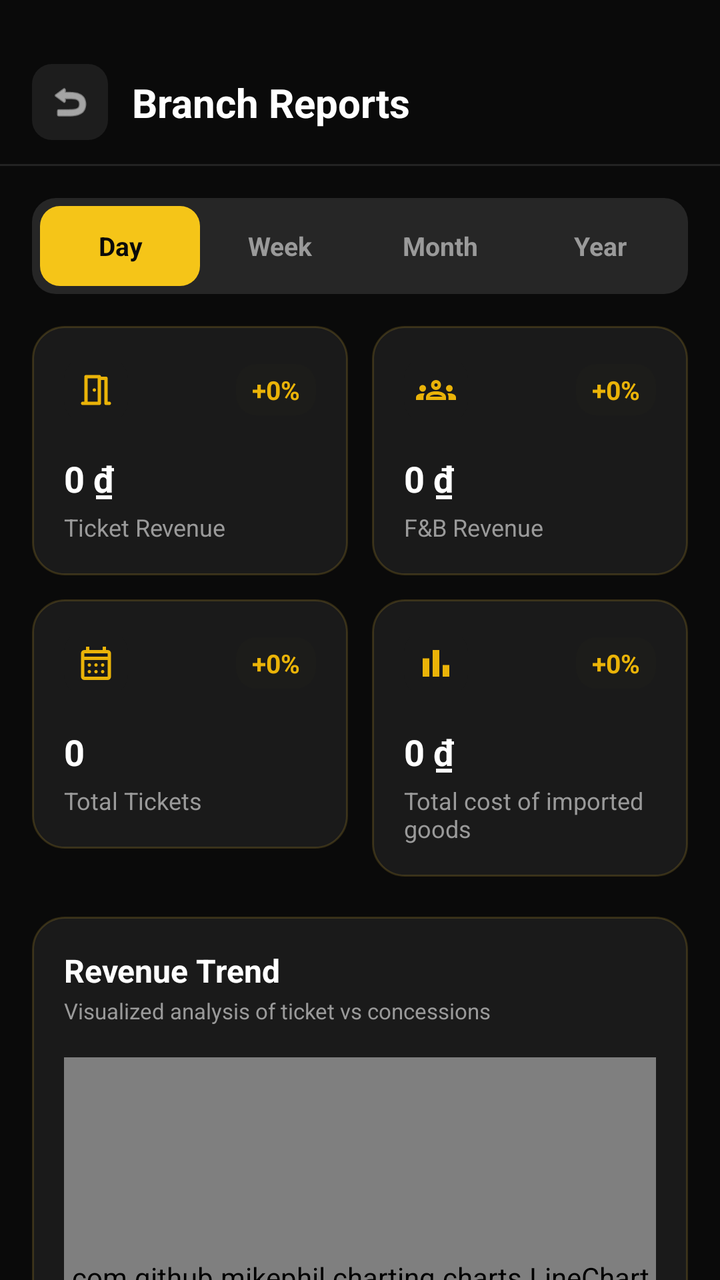
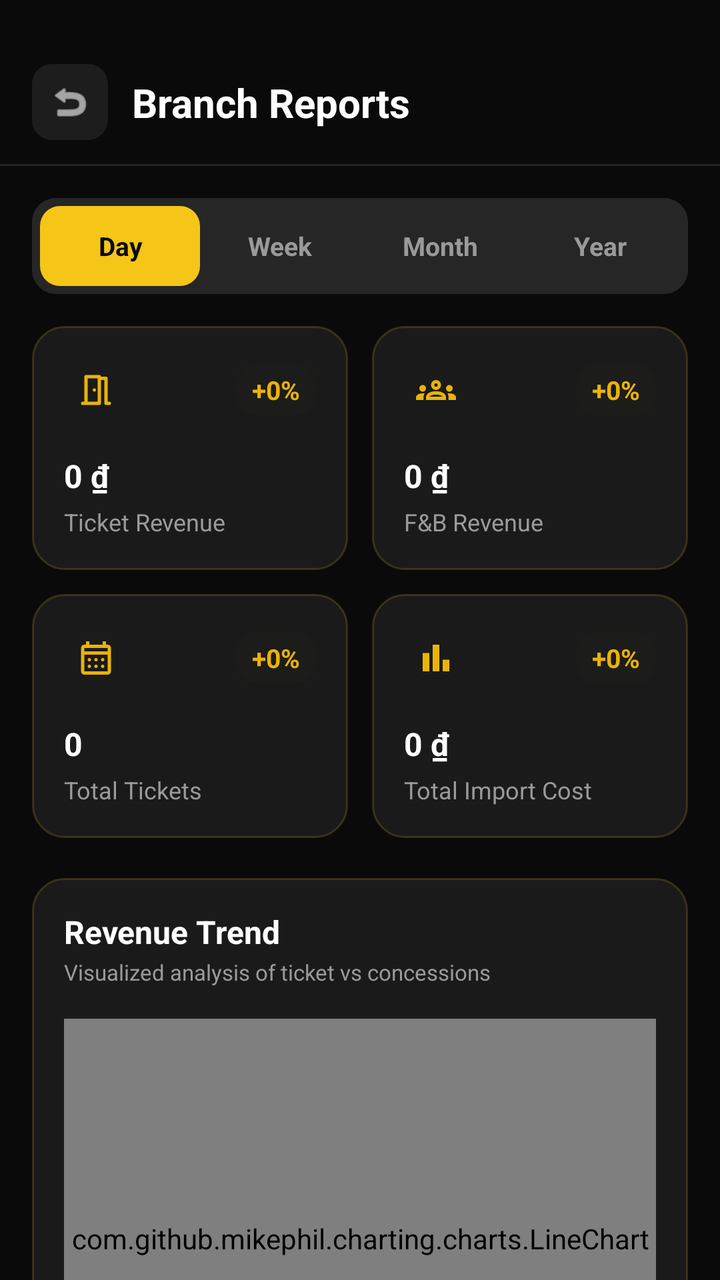

An Android layout rendered at two revisions. The XML below is the earlier revision; the diff shows what the commit changed to produce the second picture.
<!-- AndroidManifest.xml: application theme Theme.Moviebookingapp -->
<!-- res/layout/fragment_manager_report.xml -->
<?xml version="1.0" encoding="utf-8"?>
<androidx.constraintlayout.widget.ConstraintLayout
    xmlns:android="http://schemas.android.com/apk/res/android"
    xmlns:app="http://schemas.android.com/apk/res-auto"
    android:id="@+id/layoutManagerReport"
    android:layout_width="match_parent"
    android:layout_height="match_parent"
    android:background="@color/bg_primary">

    <androidx.constraintlayout.widget.ConstraintLayout
        android:layout_width="match_parent"
        android:layout_height="match_parent">

        
        <androidx.constraintlayout.widget.ConstraintLayout
            android:id="@+id/headerLayoutReport"
            android:layout_width="match_parent"
            android:layout_height="wrap_content"
            android:paddingHorizontal="16dp"
            android:paddingTop="32dp"
            android:paddingBottom="12dp"
            app:layout_constraintTop_toTopOf="parent"
            app:layout_constraintStart_toStartOf="parent"
            app:layout_constraintEnd_toEndOf="parent">

            <ImageView
                android:id="@+id/ivBack"
                android:layout_width="38dp"
                android:layout_height="38dp"
                android:background="@drawable/bg_circle_glass"
                android:padding="8dp"
                android:src="@android:drawable/ic_menu_revert"
                app:tint="@color/text_primary"
                app:layout_constraintStart_toStartOf="parent"
                app:layout_constraintTop_toTopOf="parent"
                app:layout_constraintBottom_toBottomOf="parent"/>

            <LinearLayout
                android:layout_width="wrap_content"
                android:layout_height="wrap_content"
                android:orientation="vertical"
                android:layout_marginStart="12dp"
                app:layout_constraintStart_toEndOf="@id/ivBack"
                app:layout_constraintTop_toTopOf="parent"
                app:layout_constraintBottom_toBottomOf="parent">

                <TextView
                    android:layout_width="wrap_content"
                    android:layout_height="wrap_content"
                    android:text="@string/auto_str_branch_reports"
                    android:textColor="@color/text_primary"
                    android:textSize="20sp"
                    android:textStyle="bold" />
            </LinearLayout>
        </androidx.constraintlayout.widget.ConstraintLayout>

        
        <View
            android:id="@+id/headerDivider"
            android:layout_width="match_parent"
            android:layout_height="1dp"
            android:background="@color/auto_color_1AFFFFFF"
            app:layout_constraintTop_toBottomOf="@id/headerLayoutReport"
            app:layout_constraintStart_toStartOf="parent"
            app:layout_constraintEnd_toEndOf="parent" />

        
        <LinearLayout
            android:id="@+id/tabsLayout"
            android:layout_width="match_parent"
            android:layout_height="48dp"
            android:orientation="horizontal"
            android:background="@drawable/bg_tab_container"
            android:layout_margin="16dp"
            android:padding="4dp"
            android:weightSum="4"
            app:layout_constraintTop_toBottomOf="@id/headerDivider"
            app:layout_constraintStart_toStartOf="parent"
            app:layout_constraintEnd_toEndOf="parent">

            <TextView
                android:id="@+id/btnDayReport"
                android:layout_width="0dp"
                android:layout_height="match_parent"
                android:layout_weight="1"
                android:background="@drawable/bg_tab_active_gold"
                android:text="@string/auto_str_day"
                android:textColor="@color/bg_primary"
                android:textStyle="bold"
                android:textSize="13sp"
                android:gravity="center"/>

            <TextView
                android:id="@+id/btnWeekReport"
                android:layout_width="0dp"
                android:layout_height="match_parent"
                android:layout_weight="1"
                android:background="@android:color/transparent"
                android:text="@string/auto_str_week"
                android:textColor="@color/text_secondary"
                android:textStyle="bold"
                android:textSize="13sp"
                android:gravity="center"/>

            <TextView
                android:id="@+id/btnMonthReport"
                android:layout_width="0dp"
                android:layout_height="match_parent"
                android:layout_weight="1"
                android:background="@android:color/transparent"
                android:text="@string/auto_str_month"
                android:textColor="@color/text_secondary"
                android:textStyle="bold"
                android:textSize="13sp"
                android:gravity="center"/>

            <TextView
                android:id="@+id/btnYearReport"
                android:layout_width="0dp"
                android:layout_height="match_parent"
                android:layout_weight="1"
                android:background="@android:color/transparent"
                android:text="@string/auto_str_year"
                android:textColor="@color/text_secondary"
                android:textStyle="bold"
                android:textSize="13sp"
                android:gravity="center"/>
        </LinearLayout>

        
        <androidx.core.widget.NestedScrollView
            android:layout_width="match_parent"
            android:layout_height="0dp"
            android:fillViewport="true"
            android:overScrollMode="never"
            app:layout_constraintTop_toBottomOf="@id/tabsLayout"
            app:layout_constraintBottom_toBottomOf="parent"
            app:layout_constraintStart_toStartOf="parent"
            app:layout_constraintEnd_toEndOf="parent">

            <LinearLayout
                android:layout_width="match_parent"
                android:layout_height="wrap_content"
                android:orientation="vertical">

                
                <GridLayout
                    android:layout_width="match_parent"
                    android:layout_height="wrap_content"
                    android:columnCount="2"
                    android:rowCount="2"
                    android:padding="10dp">

                    
                    <LinearLayout
                        android:layout_width="0dp"
                        android:layout_height="wrap_content"
                        android:layout_columnWeight="1"
                        android:layout_margin="6dp"
                        android:background="@drawable/bg_card_dark"
                        android:orientation="vertical"
                        android:padding="16dp">

                        <RelativeLayout
                            android:layout_width="match_parent"
                            android:layout_height="wrap_content">
                            <View
                                android:layout_width="32dp"
                                android:layout_height="32dp"
                                android:background="@drawable/bg_circle_glass"
                                android:backgroundTint="@color/auto_color_1A000000" />
                            <ImageView
                                android:layout_width="20dp"
                                android:layout_height="20dp"
                                android:layout_margin="6dp"
                                android:src="@drawable/ic_room"
                                app:tint="@color/color_gold"/>
                            <TextView
                                android:id="@+id/txtTicketRevenueGrowth"
                                android:layout_width="wrap_content"
                                android:layout_height="wrap_content"
                                android:layout_alignParentEnd="true"
                                android:layout_centerVertical="true"
                                android:background="@drawable/bg_circle_glass"
                                android:backgroundTint="@color/auto_color_1A10B981"
                                android:paddingHorizontal="8dp"
                                android:paddingVertical="4dp"
                                android:text="@string/auto_str_0"
                                android:textColor="@color/auto_color_10B981"
                                android:textSize="13sp"
                                android:textStyle="bold"/>
                        </RelativeLayout>

                        <TextView
                            android:id="@+id/txtTicketRevenue"
                            android:layout_width="wrap_content"
                            android:layout_height="wrap_content"
                            android:text="@string/auto_str_0_1"
                            android:textColor="@color/text_primary"
                            android:textSize="18sp"
                            android:textStyle="bold"
                            android:layout_marginTop="16dp"/>
                        <TextView
                            android:layout_width="wrap_content"
                            android:layout_height="wrap_content"
                            android:text="@string/auto_str_ticket_revenue"
                            android:textColor="@color/text_secondary"
                            android:textSize="12sp"
                            android:layout_marginTop="4dp"/>
                    </LinearLayout>

                    
                    <LinearLayout
                        android:layout_width="0dp"
                        android:layout_height="wrap_content"
                        android:layout_columnWeight="1"
                        android:layout_margin="6dp"
                        android:background="@drawable/bg_card_dark"
                        android:orientation="vertical"
                        android:padding="16dp">

                        <RelativeLayout
                            android:layout_width="match_parent"
                            android:layout_height="wrap_content">
                            <View
                                android:layout_width="32dp"
                                android:layout_height="32dp"
                                android:background="@drawable/bg_circle_glass"
                                android:backgroundTint="@color/auto_color_1A000000" />
                            <ImageView
                                android:layout_width="20dp"
                                android:layout_height="20dp"
                                android:layout_margin="6dp"
                                android:src="@drawable/ic_staff"
                                app:tint="@color/color_gold"/>
                            <TextView
                                android:id="@+id/txtFbRevenueGrowth"
                                android:layout_width="wrap_content"
                                android:layout_height="wrap_content"
                                android:layout_alignParentEnd="true"
                                android:layout_centerVertical="true"
                                android:background="@drawable/bg_circle_glass"
                                android:backgroundTint="@color/auto_color_1A10B981"
                                android:paddingHorizontal="8dp"
                                android:paddingVertical="4dp"
                                android:text="@string/auto_str_0_2"
                                android:textColor="@color/auto_color_10B981"
                                android:textSize="13sp"
                                android:textStyle="bold"/>
                        </RelativeLayout>

                        <TextView
                            android:id="@+id/txtFbRevenue"
                            android:layout_width="wrap_content"
                            android:layout_height="wrap_content"
                            android:text="@string/auto_str_0_3"
                            android:textColor="@color/text_primary"
                            android:textSize="18sp"
                            android:textStyle="bold"
                            android:layout_marginTop="16dp"/>
                        <TextView
                            android:layout_width="wrap_content"
                            android:layout_height="wrap_content"
                            android:text="@string/auto_str_f_amp_b_revenue"
                            android:textColor="@color/text_secondary"
                            android:textSize="12sp"
                            android:layout_marginTop="4dp"/>
                    </LinearLayout>

                    
                    <LinearLayout
                        android:layout_width="0dp"
                        android:layout_height="wrap_content"
                        android:layout_columnWeight="1"
                        android:layout_margin="6dp"
                        android:background="@drawable/bg_card_dark"
                        android:orientation="vertical"
                        android:padding="16dp">

                        <RelativeLayout
                            android:layout_width="match_parent"
                            android:layout_height="wrap_content">
                            <View
                                android:layout_width="32dp"
                                android:layout_height="32dp"
                                android:background="@drawable/bg_circle_glass"
                                android:backgroundTint="@color/auto_color_1A000000" />
                            <ImageView
                                android:layout_width="20dp"
                                android:layout_height="20dp"
                                android:layout_margin="6dp"
                                android:src="@drawable/ic_calendar_month_24"
                                app:tint="@color/color_gold"/>
                            <TextView
                                android:id="@+id/txtTotalTicketsGrowth"
                                android:layout_width="wrap_content"
                                android:layout_height="wrap_content"
                                android:layout_alignParentEnd="true"
                                android:layout_centerVertical="true"
                                android:background="@drawable/bg_circle_glass"
                                android:backgroundTint="@color/auto_color_1A10B981"
                                android:paddingHorizontal="8dp"
                                android:paddingVertical="4dp"
                                android:text="@string/auto_str_0_4"
                                android:textColor="@color/auto_color_10B981"
                                android:textSize="13sp"
                                android:textStyle="bold"/>
                        </RelativeLayout>

                        <TextView
                            android:id="@+id/txtTotalTickets"
                            android:layout_width="wrap_content"
                            android:layout_height="wrap_content"
                            android:text="@string/auto_str_0_5"
                            android:textColor="@color/text_primary"
                            android:textSize="18sp"
                            android:textStyle="bold"
                            android:layout_marginTop="16dp"/>
                        <TextView
                            android:layout_width="wrap_content"
                            android:layout_height="wrap_content"
                            android:text="@string/auto_str_total_tickets"
                            android:textColor="@color/text_secondary"
                            android:textSize="12sp"
                            android:layout_marginTop="4dp"/>
                    </LinearLayout>

                    
                    <LinearLayout
                        android:layout_width="0dp"
                        android:layout_height="wrap_content"
                        android:layout_columnWeight="1"
                        android:layout_margin="6dp"
                        android:background="@drawable/bg_card_dark"
                        android:orientation="vertical"
                        android:padding="16dp">

                        <RelativeLayout
                            android:layout_width="match_parent"
                            android:layout_height="wrap_content">
                            <View
                                android:layout_width="32dp"
                                android:layout_height="32dp"
                                android:background="@drawable/bg_circle_glass"
                                android:backgroundTint="@color/auto_color_1A000000" />
                            <ImageView
                                android:layout_width="20dp"
                                android:layout_height="20dp"
                                android:layout_margin="6dp"
                                android:src="@drawable/ic_report"
                                app:tint="@color/color_gold"/>
                            <TextView
                                android:id="@+id/txtAvgTicketGrowth"
                                android:layout_width="wrap_content"
                                android:layout_height="wrap_content"
                                android:layout_alignParentEnd="true"
                                android:layout_centerVertical="true"
                                android:background="@drawable/bg_circle_glass"
                                android:backgroundTint="@color/auto_color_1A10B981"
                                android:paddingHorizontal="8dp"
                                android:paddingVertical="4dp"
                                android:text="@string/auto_str_0_6"
                                android:textColor="@color/auto_color_10B981"
                                android:textSize="13sp"
                                android:textStyle="bold"/>
                        </RelativeLayout>

                        <TextView
                            android:id="@+id/txtAvgTicket"
                            android:layout_width="wrap_content"
                            android:layout_height="wrap_content"
                            android:text="@string/auto_str_0_7"
                            android:textColor="@color/text_primary"
                            android:textSize="18sp"
                            android:textStyle="bold"
                            android:layout_marginTop="16dp"/>
                        <TextView
                            android:layout_width="wrap_content"
                            android:layout_height="wrap_content"
                            android:text="@string/auto_str_avg_ticket_price"
                            android:textColor="@color/text_secondary"
                            android:textSize="12sp"
                            android:layout_marginTop="4dp"/>
                    </LinearLayout>
                </GridLayout>

                
                <LinearLayout
                    android:layout_width="match_parent"
                    android:layout_height="wrap_content"
                    android:layout_marginHorizontal="16dp"
                    android:layout_marginTop="4dp"
                    android:layout_marginBottom="16dp"
                    android:background="@drawable/bg_card_dark"
                    android:orientation="vertical"
                    android:padding="16dp">

                    <TextView
                        android:layout_width="wrap_content"
                        android:layout_height="wrap_content"
                        android:text="@string/auto_str_revenue_trend"
                        android:textColor="@color/text_primary"
                        android:textSize="16sp"
                        android:textStyle="bold" />

                    <TextView
                        android:layout_width="wrap_content"
                        android:layout_height="wrap_content"
                        android:text="@string/auto_str_visualized_analysis_of_ticket"
                        android:textColor="@color/text_secondary"
                        android:textSize="11sp"
                        android:layout_marginTop="2dp" />

                    <com.github.mikephil.charting.charts.LineChart
                        android:id="@+id/lineChartReportTrend"
                        android:layout_width="match_parent"
                        android:layout_height="220dp"
                        android:layout_marginTop="16dp" />
                </LinearLayout>

                
                <LinearLayout
                    android:layout_width="match_parent"
                    android:layout_height="wrap_content"
                    android:layout_marginHorizontal="16dp"
                    android:layout_marginTop="4dp"
                    android:layout_marginBottom="24dp"
                    android:background="@drawable/bg_card_dark"
                    android:orientation="vertical"
                    android:padding="16dp">

                    <TextView
                        android:layout_width="wrap_content"
                        android:layout_height="wrap_content"
                        android:text="@string/auto_str_top_movies_this_period"
                        android:textColor="@color/text_primary"
                        android:textSize="16sp"
                        android:textStyle="bold" />

                    <TextView
                        android:id="@+id/txtNoMovieData"
                        android:layout_width="match_parent"
                        android:layout_height="wrap_content"
                        android:layout_marginTop="20dp"
                        android:layout_marginBottom="10dp"
                        android:text="@string/auto_str_no_movie_data_available_for_th"
                        android:textColor="@color/text_secondary"
                        android:textSize="14sp"
                        android:gravity="center"
                        android:visibility="gone" />

                    <androidx.recyclerview.widget.RecyclerView
                        android:id="@+id/rvTopMovies"
                        android:layout_width="match_parent"
                        android:layout_height="wrap_content"
                        android:layout_marginTop="12dp"
                        android:nestedScrollingEnabled="false"
                        android:overScrollMode="never" />
                </LinearLayout>
            </LinearLayout>
        </androidx.core.widget.NestedScrollView>
    </androidx.constraintlayout.widget.ConstraintLayout>
</androidx.constraintlayout.widget.ConstraintLayout>
<!-- resources referenced by this layout -->
<resources>
  <color name="auto_color_10B981">#EAB308</color>
  <color name="auto_color_1A000000">#1A000000</color>
  <color name="auto_color_1A10B981">#1AEAB308</color>
  <color name="auto_color_1AFFFFFF">#1AFFFFFF</color>
  <color name="bg_primary">#0A0A0A</color>
  <color name="color_gold">#EAB308</color>
  <color name="text_primary">#FFFFFF</color>
  <color name="text_secondary">#9A9A9A</color>
  <!-- drawable bg_card_dark (drawable) -->
  <?xml version="1.0" encoding="utf-8"?>
  <shape xmlns:android="http://schemas.android.com/apk/res/android">
      <solid android:color="@color/auto_color_1A1A1A"/>
      <corners android:radius="16dp"/>
      <stroke android:width="1dp" android:color="@color/auto_color_33D4AF37"/>
  </shape>
  <!-- drawable bg_circle_glass (drawable) -->
  <?xml version="1.0" encoding="utf-8"?>
  <shape xmlns:android="http://schemas.android.com/apk/res/android" android:shape="rectangle">
      <solid android:color="@color/auto_color_14FFFFFF"/>
      <corners android:radius="10dp"/>
  </shape>
  <!-- drawable bg_tab_active_gold (drawable) -->
  <?xml version="1.0" encoding="utf-8"?>
  <shape xmlns:android="http://schemas.android.com/apk/res/android">
      <solid android:color="@color/accent_primary" />
      <corners android:radius="10dp" />
  </shape>
  <!-- drawable bg_tab_container (drawable) -->
  <?xml version="1.0" encoding="utf-8"?>
  <shape xmlns:android="http://schemas.android.com/apk/res/android">
      <solid android:color="@color/auto_color_262626" />
      <corners android:radius="12dp" />
  </shape>
  <string name="auto_str_0">+0%</string>
  <string name="auto_str_0_1">0 ₫</string>
  <string name="auto_str_0_2">+0%</string>
  <string name="auto_str_0_3">0 ₫</string>
  <string name="auto_str_0_4">+0%</string>
  <string name="auto_str_0_5">0</string>
  <string name="auto_str_0_6">+0%</string>
  <string name="auto_str_0_7">0 ₫</string>
  <string name="auto_str_avg_ticket_price">Total cost of imported goods</string>
  <string name="auto_str_branch_reports">Branch Reports</string>
  <string name="auto_str_day">Day</string>
  <string name="auto_str_f_amp_b_revenue">F&amp;B Revenue</string>
  <string name="auto_str_month">Month</string>
  <string name="auto_str_no_movie_data_available_for_th">No movie data available for this period</string>
  <string name="auto_str_revenue_trend">Revenue Trend</string>
  <string name="auto_str_ticket_revenue">Ticket Revenue</string>
  <string name="auto_str_top_movies_this_period">Top Movies This Period</string>
  <string name="auto_str_total_tickets">Total Tickets</string>
  <string name="auto_str_visualized_analysis_of_ticket">Visualized analysis of ticket vs concessions</string>
  <string name="auto_str_week">Week</string>
  <string name="auto_str_year">Year</string>
  <style name="Theme.Moviebookingapp" parent="Base.Theme.Moviebookingapp" />
  <color name="auto_color_1A1A1A">#1A1A1A</color>
  <color name="auto_color_33D4AF37">#33D4AF37</color>
  <color name="auto_color_14FFFFFF">#14FFFFFF</color>
  <color name="accent_primary">#F5C518</color>
  <color name="auto_color_262626">#262626</color>
  <color name="auto_color_000000">#000000</color>
  <color name="auto_color_FFFFFF">#FFFFFF</color>
  <style name="Base.Theme.Moviebookingapp" parent="Theme.Material3.DayNight.NoActionBar">
          <item name="colorPrimary">@color/yellow</item>
          <item name="android:windowBackground">@color/background_black</item>
          <item name="android:statusBarColor">@color/background_black</item>
      </style>
  <color name="yellow">#FFC107</color>
  <color name="background_black">#FF000000</color>
  <!-- unchanged entries left out for length: 4 -->
</resources>

<!-- the commit's change to res/layout/fragment_manager_report.xml (unified diff, before → after) -->
@@ -197,7 +197,7 @@
                             android:layout_height="wrap_content"
                             android:text="@string/auto_str_0_1"
                             android:textColor="@color/text_primary"
-                            android:textSize="18sp"
+                            android:textSize="16sp"
                             android:textStyle="bold"
                             android:layout_marginTop="16dp"/>
                         <TextView
@@ -255,7 +255,7 @@
                             android:layout_height="wrap_content"
                             android:text="@string/auto_str_0_3"
                             android:textColor="@color/text_primary"
-                            android:textSize="18sp"
+                            android:textSize="16sp"
                             android:textStyle="bold"
                             android:layout_marginTop="16dp"/>
                         <TextView
@@ -313,7 +313,7 @@
                             android:layout_height="wrap_content"
                             android:text="@string/auto_str_0_5"
                             android:textColor="@color/text_primary"
-                            android:textSize="18sp"
+                            android:textSize="16sp"
                             android:textStyle="bold"
                             android:layout_marginTop="16dp"/>
                         <TextView
@@ -371,7 +371,7 @@
                             android:layout_height="wrap_content"
                             android:text="@string/auto_str_0_7"
                             android:textColor="@color/text_primary"
-                            android:textSize="18sp"
+                            android:textSize="16sp"
                             android:textStyle="bold"
                             android:layout_marginTop="16dp"/>
                         <TextView
<!-- resource entries referenced after the edit -->
@@ -41,7 +41,7 @@
   <string name="auto_str_0_5">0</string>
   <string name="auto_str_0_6">+0%</string>
   <string name="auto_str_0_7">0 ₫</string>
-  <string name="auto_str_avg_ticket_price">Total cost of imported goods</string>
+  <string name="auto_str_avg_ticket_price">Total Import Cost</string>
   <string name="auto_str_branch_reports">Branch Reports</string>
   <string name="auto_str_day">Day</string>
   <string name="auto_str_f_amp_b_revenue">F&amp;B Revenue</string>
